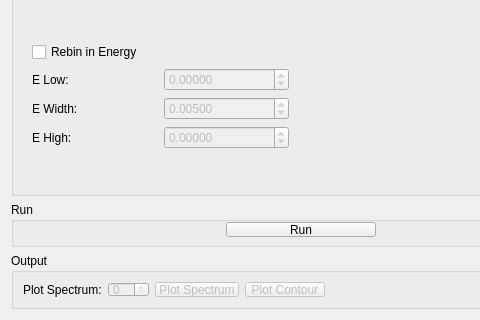
Above: qt/scientific_interfaces/Indirect/IndirectSqw.ui from mantidproject/mantid before the change; both pictures show x 0 to 480 and y 205 to 525 of the 602 by 525 pixel window. Below: the same form after it.
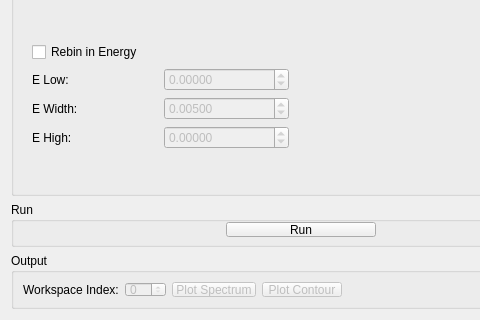
That is the form after the change. Custom widgets are drawn as their Qt base class.

```diff
--- a/qt/scientific_interfaces/Indirect/IndirectSqw.ui
+++ b/qt/scientific_interfaces/Indirect/IndirectSqw.ui
@@ -498,7 +498,7 @@
       <item>
        <widget class="QLabel" name="lbPlotOutput">
         <property name="text">
-         <string>Plot Spectrum:</string>
+         <string>Workspace Index:</string>
         </property>
        </widget>
       </item>
```
Left out of the diff: 4 changed lines with no effect on the pictures.
